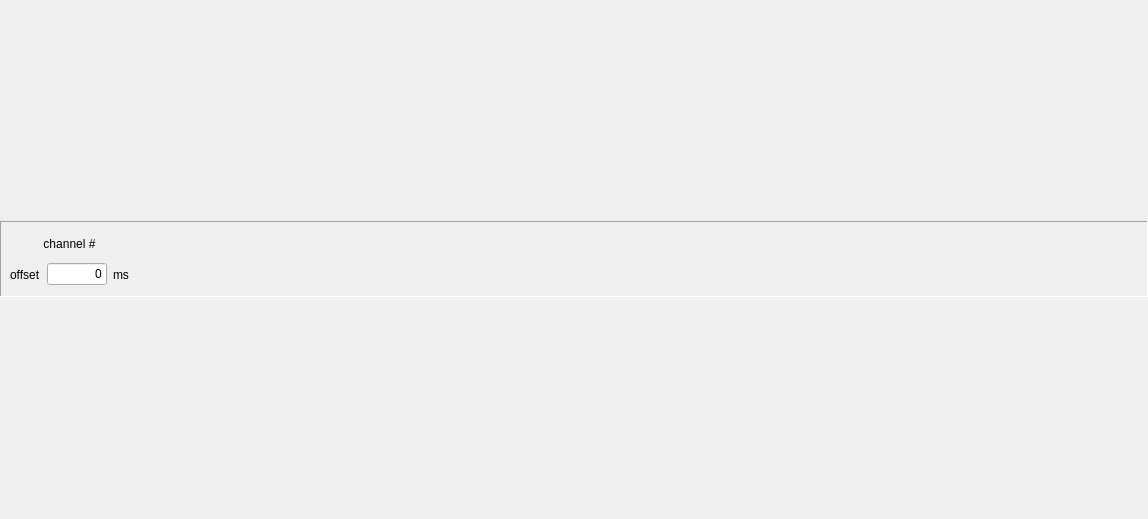
This is track-widget.ui in AlbertHdz4/qplayer as Qt 5 draws it before an edit. The edited form follows.
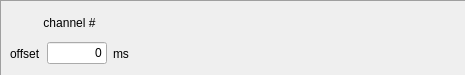
This is the edited form.

Patch:
```diff
--- a/track-widget.ui
+++ b/track-widget.ui
@@ -9,12 +9,12 @@
    <rect>
     <x>0</x>
     <y>0</y>
-    <width>1148</width>
-    <height>519</height>
+    <width>466</width>
+    <height>76</height>
    </rect>
   </property>
   <property name="sizePolicy">
-   <sizepolicy hsizetype="Preferred" vsizetype="Minimum">
+   <sizepolicy hsizetype="Preferred" vsizetype="Preferred">
     <horstretch>0</horstretch>
     <verstretch>0</verstretch>
    </sizepolicy>
@@ -50,7 +50,7 @@
    <item>
     <widget class="QFrame" name="track_frame">
      <property name="sizePolicy">
-      <sizepolicy hsizetype="Preferred" vsizetype="Fixed">
+      <sizepolicy hsizetype="Preferred" vsizetype="Preferred">
        <horstretch>0</horstretch>
        <verstretch>0</verstretch>
       </sizepolicy>
@@ -61,12 +61,6 @@
        <height>0</height>
       </size>
      </property>
-     <property name="maximumSize">
-      <size>
-       <width>16777215</width>
-       <height>76</height>
-      </size>
-     </property>
      <property name="frameShape">
       <enum>QFrame::Panel</enum>
      </property>
@@ -97,6 +91,9 @@
       </property>
       <item>
        <widget class="QFrame" name="frame_2">
+        <property name="enabled">
+         <bool>true</bool>
+        </property>
         <property name="frameShape">
          <enum>QFrame::NoFrame</enum>
         </property>
```
